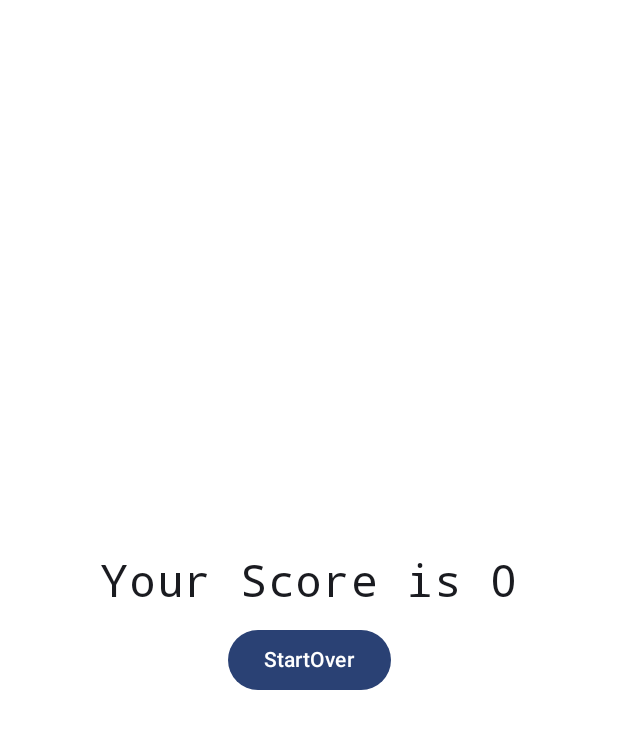
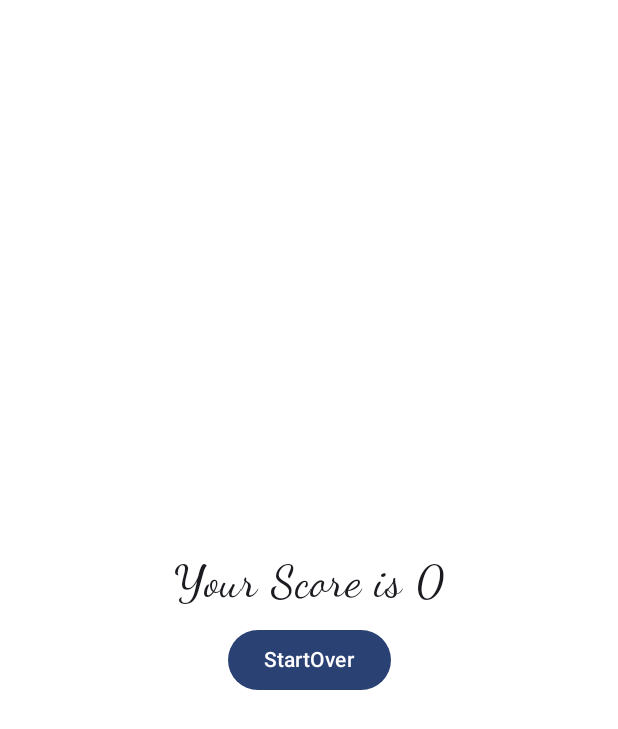
Before and after one commit to Shaheen1795/ScrambledWordGame, an Android app built with Jetpack Compose: the ScoreScreen screen opened through its navigation route, on a phone screen of 412 x 824 dp. Shown: the top 729 px of the screen. Run offline under Robolectric (Android 15) with nearby library versions, the light colour scheme and no system bars; our stand-ins replace Room's generated code.

Commit message:
- change version number - remove duplicate words - change used and skip word logic - Show congratulations message for all the words

```diff
--- a/app/build.gradle.kts
+++ b/app/build.gradle.kts
@@ -14,7 +14,7 @@ android {
         applicationId = "com.fairytale.scrambledwordgame"
         minSdk = 24
         targetSdk = 35
-        versionCode = 3
+        versionCode = 5
         versionName = "1.0"
 
         testInstrumentationRunner = "androidx.test.runner.AndroidJUnitRunner"
--- a/app/src/main/java/com/fairytale/scrambledwordgame/MainActivity.kt
+++ b/app/src/main/java/com/fairytale/scrambledwordgame/MainActivity.kt
@@ -84,7 +84,7 @@ fun GameNavigationGraph( lifecycleOwner: LifecycleOwner,gameViewModel: GameViewM
             }
         }
         composable(route = GameStatus.FINISHED.name) {
-            ScoreScreen(getWordScorePercentage(gameViewModel.score).roundToInt().toString()) {
+            ScoreScreen(gameViewModel.message,getWordScorePercentage(gameViewModel.score).roundToInt().toString()) {
                 gameViewModel.actionOnEndGame()
                 gameViewModel.reset()
                 navController.navigate(GameStatus.STARTED.name)
--- a/app/src/main/java/com/fairytale/scrambledwordgame/data/Words.kt
+++ b/app/src/main/java/com/fairytale/scrambledwordgame/data/Words.kt
@@ -5,9 +5,9 @@ enum class Level{
 
 object Words {
 
-    val wordsList_level1 :List<String> = listOf("abjure","abscond","admonish","bolster","catalyst","condone","eminent","discern","guile","frugal",
+    val wordsList_level1 :List<String> = listOf("abjure","abscond","admonish","bolster","catalyst","condone","eminent","discern","frugal",
      "iconoclast","munificent","opprobrium","salubrious","soporific","ubiquitous","prodigious","prevaricate","perfunctory","innocuous",
-    "inimical","indefatigable","fortuitous","bolster","catalyst","condone","eminent","discern","guile","frugal")
+    "inimical","indefatigable","fortuitous","guile")
 
     var mapOfWords = mapOf(Pair(Level.L1,wordsList_level1))
 
--- a/app/src/main/java/com/fairytale/scrambledwordgame/ui/screens/HomeScreen.kt
+++ b/app/src/main/java/com/fairytale/scrambledwordgame/ui/screens/HomeScreen.kt
@@ -103,6 +103,7 @@ fun TableHeaderCell(text: String, modifier: Modifier = Modifier) {
 fun TableCell(text: String, modifier: Modifier = Modifier) {
     Text(
         text = text,
+        color = Color.DarkGray,
         modifier = modifier
             .padding(8.dp),
         textAlign = TextAlign.Center
--- a/app/src/main/java/com/fairytale/scrambledwordgame/ui/screens/ScoreScreen.kt
+++ b/app/src/main/java/com/fairytale/scrambledwordgame/ui/screens/ScoreScreen.kt
@@ -18,12 +18,15 @@ import androidx.compose.ui.unit.dp
 import androidx.compose.ui.unit.sp
 
 @Composable
-fun ScoreScreen(score:String,onClick:()->Unit){
+fun ScoreScreen( message: String = "", score:String,onClick:()->Unit,){
     BackHandler(enabled = true) {
 
     }
-    Column(modifier = Modifier.fillMaxSize().background(Color.White), horizontalAlignment = Alignment.CenterHorizontally, verticalArrangement = Arrangement.Center){
-        Text(text = "Your Score is ${score}", modifier = Modifier.padding(0.dp,10.dp,0.dp,10.dp), fontSize = 30.sp, fontFamily = FontFamily.Monospace)
+    Column(modifier = Modifier.fillMaxSize().background(Color.White).padding(20.dp), horizontalAlignment = Alignment.CenterHorizontally, verticalArrangement = Arrangement.Center){
+        if(message.isNotEmpty()){
+            Text(text = message, modifier = Modifier.padding(10.dp), fontSize = 30.sp, fontFamily = FontFamily.Cursive, lineHeight = 40.sp, color =  Color.Magenta)
+        }
+        Text(text = "Your Score is ${score}", modifier = Modifier.padding(0.dp,10.dp,0.dp,10.dp), fontSize = 30.sp, fontFamily = FontFamily.Cursive)
 
         Button(onClick = onClick
         ) {
--- a/app/src/main/java/com/fairytale/scrambledwordgame/utils/WordUtils.kt
+++ b/app/src/main/java/com/fairytale/scrambledwordgame/utils/WordUtils.kt
@@ -9,7 +9,7 @@ import kotlin.random.Random
 
 fun shuffleWord(word: String): String {
     val random = Random.nextInt(1,word.length)
-    return  word.substring(random) + word.substring(0,random)
+    return  word.substring(random) + word.substring(0,random).reversed()
 }
 
 fun getWordScorePercentage(score:Float):Float{
--- a/app/src/main/java/com/fairytale/scrambledwordgame/viewmodels/GameViewModel.kt
+++ b/app/src/main/java/com/fairytale/scrambledwordgame/viewmodels/GameViewModel.kt
@@ -53,12 +53,13 @@ sealed class HomeScreenUiState(){
 class GameViewModel(dao: ScoreDao): ViewModel() {
 
     private var mutableMap:MutableMap<String, String> = mutableMapOf()
-    private var currentInd = Random.nextInt(0,10)
+    private var size = Words.mapOfWords.getValue(Level.L1).size
+    private var currentInd = Random.nextInt(0,size)
     val currentLevel = Level.L1
     var currentIndex by mutableIntStateOf(currentInd)
     var score by mutableFloatStateOf(0.0F)
     var wordStatus by mutableStateOf(false )
-    private var usedIndexes =  mutableSetOf<Int>(currentInd)
+    private var usedIndexes =  mutableListOf<Int>()
     var channel = Channel<GameUiState>(1)
     var flow: Flow<GameUiState> = channel.receiveAsFlow()
     private var counter:Int by mutableIntStateOf(0)
@@ -75,10 +76,19 @@ class GameViewModel(dao: ScoreDao): ViewModel() {
     private var endTimer = 0L
     private val scoreDao: ScoreDao = dao
     private var scoreList = mutableListOf<Score>()
+    var message by mutableStateOf("")
 
     init{
         setMapOfWords(currentLevel)
         getScores()
+        populateIndex()
+    }
+
+    fun populateIndex(){
+        for(i in 0 until size){
+            usedIndexes.add(i)
+        }
+        usedIndexes.remove(currentIndex)
     }
 
     fun closeDialog(){
@@ -137,9 +147,7 @@ class GameViewModel(dao: ScoreDao): ViewModel() {
     fun skip(){
         viewModelScope.launch {
             wordStatus = false
-            usedIndexes.remove(currentIndex)
             channel.send(GameUiState.PROGRESS(GameStatus.IN_PROGRESS, getCurrWord(true)))
-
         }
     }
 
@@ -196,14 +204,13 @@ class GameViewModel(dao: ScoreDao): ViewModel() {
         return status
     }
 
-    private fun fetchIndex(): Int {
-
-        var index = Random.nextInt(0,Words.mapOfWords.getValue(currentLevel).size)
-        while(usedIndexes.contains(index)){
-            index = Random.nextInt(0,Words.mapOfWords.getValue(currentLevel).size)
-        }
-        usedIndexes.add(index)
-        return index
+    private fun fetchIndex(skip: Boolean = false ): Int {
+        var temp = currentIndex
+        var index = Random.nextInt(0, usedIndexes.size)
+        var currentValue = usedIndexes[index]
+        usedIndexes.remove(currentValue)
+        if(skip) usedIndexes.add(temp)
+        return currentValue
     }
 
     fun actionOnEndGame(){
@@ -219,12 +226,16 @@ class GameViewModel(dao: ScoreDao): ViewModel() {
 
 
     fun getCurrWord(skip:Boolean = false ): String{
-        if(usedIndexes.size==Words.mapOfWords.getValue(currentLevel).size){
-               return ""
+        if(usedIndexes.isEmpty()){
+               viewModelScope.launch {
+                   channel.send(GameUiState.FINISHED(GameStatus.FINISHED,
+                   ))
+                   message =  "Congratulations, You mastered $size GRE words"
+               }
+            return ""
         }
-
         if(wordStatus || skip){
-            currentIndex = fetchIndex()
+            currentIndex = fetchIndex(skip)
         }
         unlockHint = 4
         diffScore = 0.0F
```
